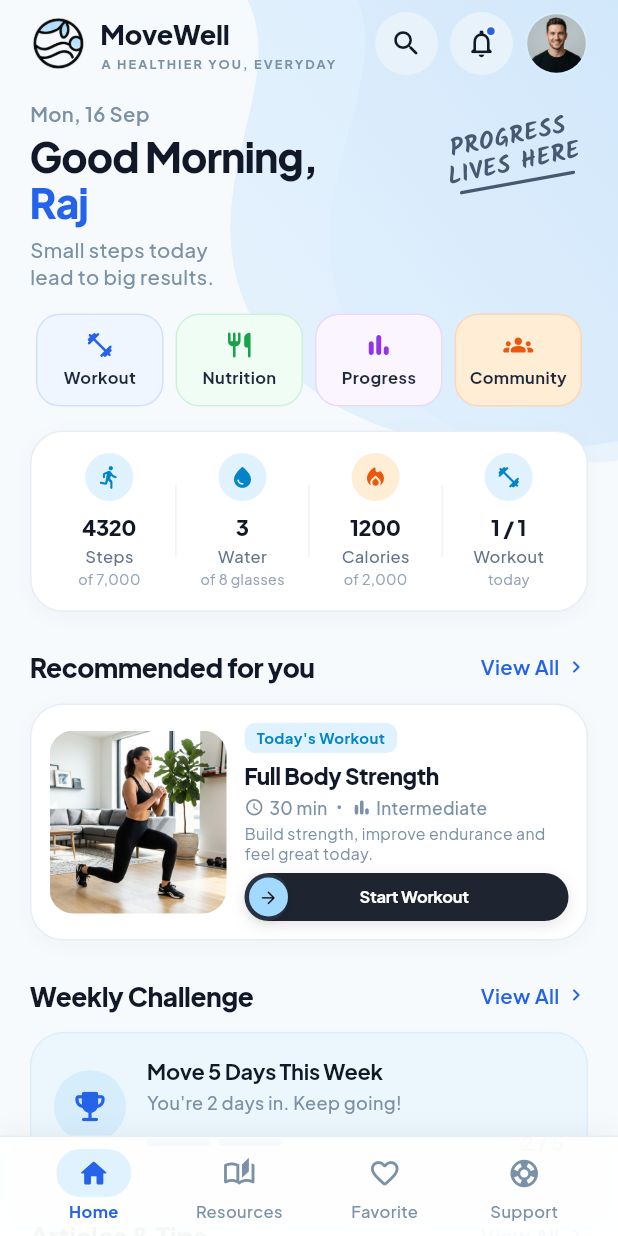
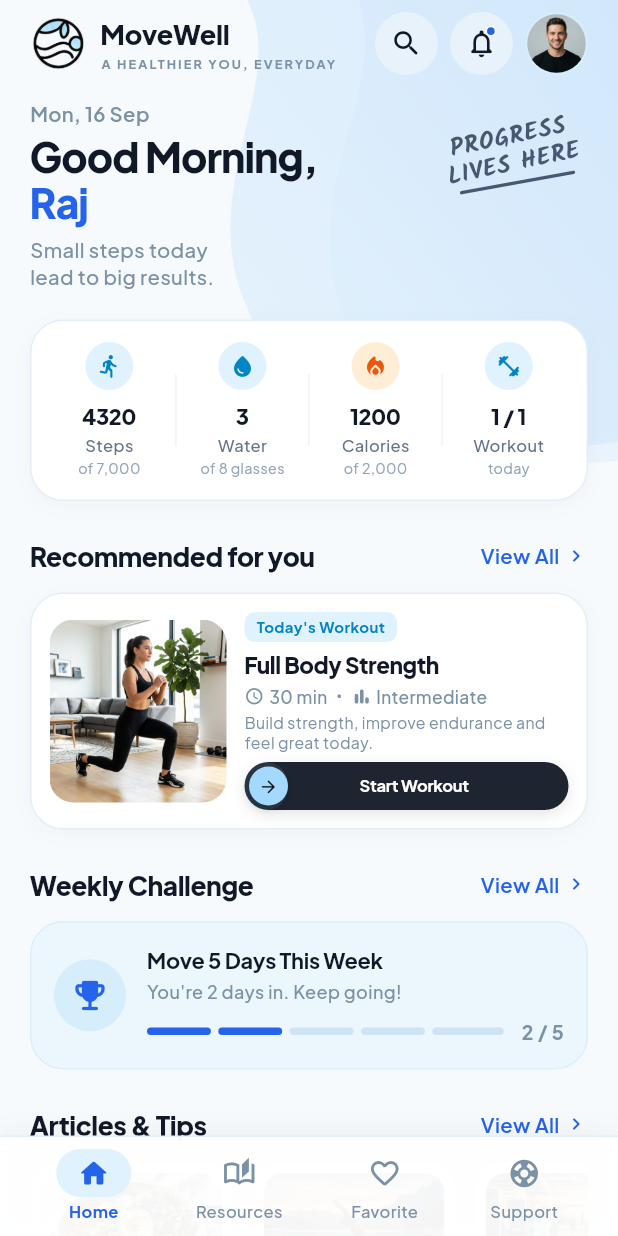
Before and after one commit to Rajkoli145/MoveWell, a Flutter app: the HomeScreen screen opened directly, on a phone screen of 412 x 824 dp. Run offline on Flutter 3.47's test engine with Material 3 defaults, Android fonts, the phone set to English and light mode, and no system bars; our stand-ins replace google_fonts; Roboto replaces fonts that are missing (Arial).

Commit message:
refactor: remove extra shortcut pills from HomeScreen to restore exact clean Figma homepage design

```diff
--- a/lib/screens/home_screen.dart
+++ b/lib/screens/home_screen.dart
@@ -377,11 +377,7 @@ class _HomeScreenState extends State<HomeScreen> {
         children: [
           // Greeting & Progress Stamp
           _buildGreetingSection(),
-          const SizedBox(height: 16),
-
-          // Top Modules Shortcut Menu (Workout, Progress, Nutrition, Community)
-          _buildTopModulesMenu(),
-          const SizedBox(height: 16),
+          const SizedBox(height: 20),
 
           // Daily Metrics Stats Card (Steps, Water, Calories, Workout)
           _buildMetricsCard(),
@@ -769,101 +765,6 @@ class _HomeScreenState extends State<HomeScreen> {
           ),
         ),
       ],
-    );
-  }
-
-  // ---------------------------------------------------------------------------
-  // Top Menu / Core Content Modules: 7.1 Workout, 7.2 Progress, 7.3 Nutrition, 7.4 Community
-  // ---------------------------------------------------------------------------
-  Widget _buildTopModulesMenu() {
-    final modules = [
-      {
-        'title': 'Workout',
-        'icon': Icons.fitness_center_rounded,
-        'color': const Color(0xFF2563EB),
-        'bg': const Color(0xFFEFF6FF),
-        'onTap': () => Navigator.of(context).push(
-              MaterialPageRoute<void>(
-                builder: (context) => WorkoutScreen(onBack: () => Navigator.pop(context)),
-              ),
-            ),
-      },
-      {
-        'title': 'Nutrition',
-        'icon': Icons.restaurant_rounded,
-        'color': const Color(0xFF16A34A),
-        'bg': const Color(0xFFF0FDF4),
-        'onTap': () => Navigator.of(context).push(
-              MaterialPageRoute<void>(
-                builder: (context) => NutritionScreen(onBack: () => Navigator.pop(context)),
-              ),
-            ),
-      },
-      {
-        'title': 'Progress',
-        'icon': Icons.bar_chart_rounded,
-        'color': const Color(0xFF9333EA),
-        'bg': const Color(0xFFFAF5FF),
-        'onTap': () => Navigator.of(context).push(
-              MaterialPageRoute<void>(
-                builder: (context) => ProfileViewScreen(
-                  onBack: () => Navigator.pop(context),
-                  onHomeTap: () => Navigator.pop(context),
-                ),
-              ),
-            ),
-      },
-      {
-        'title': 'Community',
-        'icon': Icons.groups_rounded,
-        'color': const Color(0xFFEA580C),
-        'bg': const Color(0xFFFFEDD5),
-        'onTap': () => Navigator.of(context).push(
-              MaterialPageRoute<void>(
-                builder: (context) => const SearchScreen(initialCategory: 'Community'),
-              ),
-            ),
-      },
-    ];
-
-    return Row(
-      children: modules.map((mod) {
-        return Expanded(
-          child: Padding(
-            padding: const EdgeInsets.symmetric(horizontal: 4),
-            child: InkWell(
-              onTap: mod['onTap'] as VoidCallback,
-              borderRadius: BorderRadius.circular(16),
-              child: Container(
-                padding: const EdgeInsets.symmetric(vertical: 10, horizontal: 4),
-                decoration: BoxDecoration(
-                  color: mod['bg'] as Color,
-                  borderRadius: BorderRadius.circular(16),
-                  border: Border.all(
-                    color: (mod['color'] as Color).withValues(alpha: 0.15),
-                    width: 1,
-                  ),
-                ),
-                child: Column(
-                  mainAxisSize: MainAxisSize.min,
-                  children: [
-                    Icon(mod['icon'] as IconData, size: 20, color: mod['color'] as Color),
-                    const SizedBox(height: 4),
-                    Text(
-                      mod['title'] as String,
-                      style: GoogleFonts.plusJakartaSans(
-                        fontSize: 11,
-                        fontWeight: FontWeight.w700,
-                        color: const Color(0xFF1E293B),
-                      ),
-                    ),
-                  ],
-                ),
-              ),
-            ),
-          ),
-        );
-      }).toList(),
     );
   }
 
```
Also changed, not shown: assets/icons/logo1.png (added), 1 other file.
